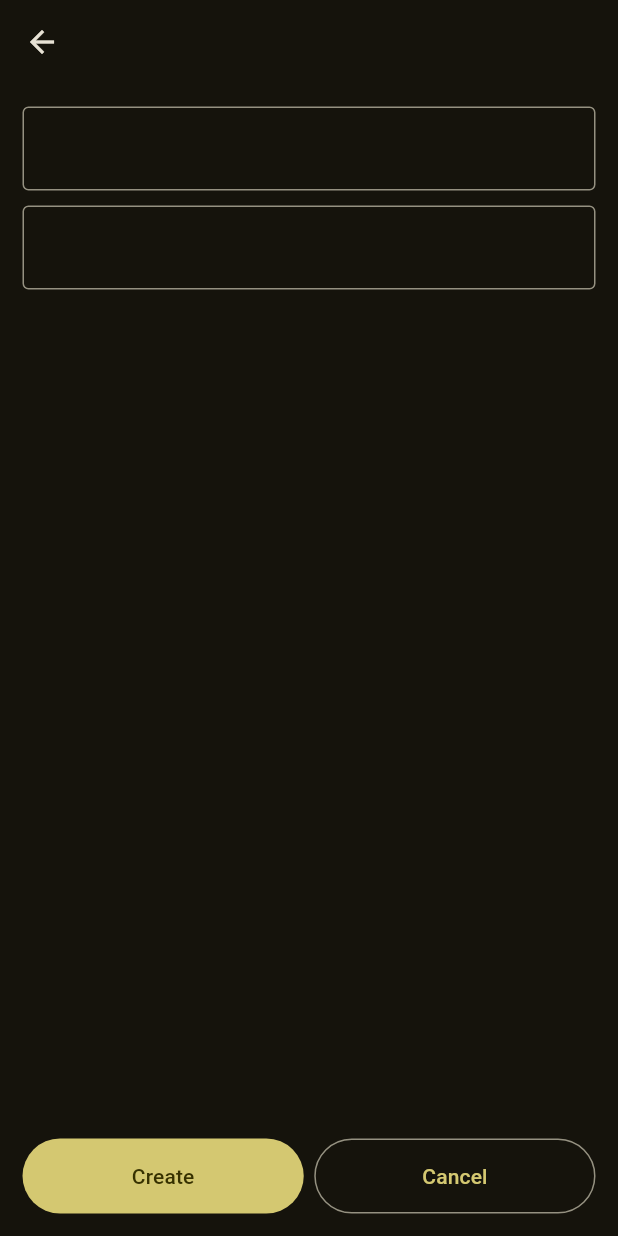
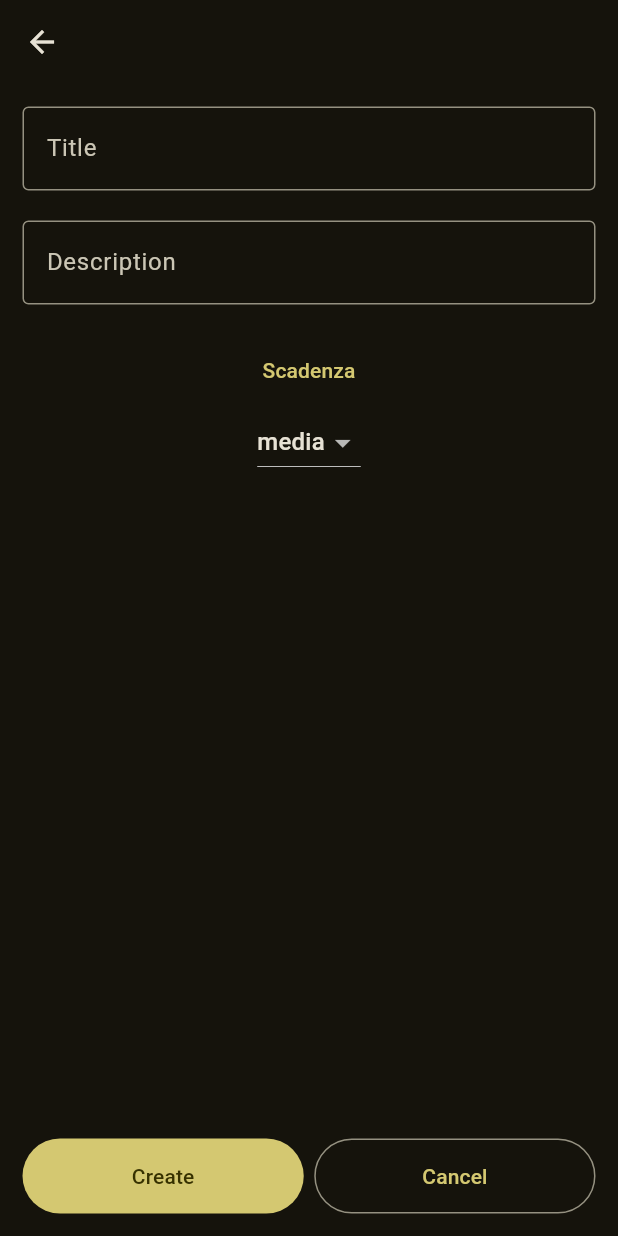
Before and after one commit to Asciugano/todo_app_flutter, a Flutter app: the screen it shows after launch, after a tap on the "add" icon, on a phone screen of 412 x 824 dp. Run offline on Flutter 3.47's test engine with Material 3 defaults, Android fonts, the light colour scheme and no system bars.

Commit message:
migliorata la creation page e implementate le funzioni per la creazione degli elementi nel notifier TodoList

```diff
--- a/lib/data/classes/todo_item.dart
+++ b/lib/data/classes/todo_item.dart
@@ -5,13 +5,13 @@ class TodoItem {
   final String desctiption;
   final DateTime creationTime;
   final DateTime? scadenza;
-  final PriorityLevel? priorityLevel;
+  final PriorityLevel priorityLevel;
 
   const TodoItem({
     required this.title,
     required this.desctiption,
     required this.creationTime,
+    required this.priorityLevel,
     this.scadenza,
-    this.priorityLevel,
   });
 }
--- a/lib/data/notifiers.dart
+++ b/lib/data/notifiers.dart
@@ -1,3 +1,5 @@
 import 'package:flutter/material.dart';
+import 'package:todo_app_flutter/data/classes/todo_item.dart';
 
 ValueNotifier<int> currentPageNotifier = ValueNotifier(0);
+ValueNotifier<List<TodoItem>> todoListNotifier = ValueNotifier([]);
--- a/lib/views/pages/creation_page.dart
+++ b/lib/views/pages/creation_page.dart
@@ -1,7 +1,22 @@
 import 'package:flutter/material.dart';
+import 'package:todo_app_flutter/data/classes/priority_level.dart';
+import 'package:todo_app_flutter/data/classes/todo_item.dart';
+import 'package:todo_app_flutter/data/notifiers.dart';
 
-class CreationPage extends StatelessWidget {
+class CreationPage extends StatefulWidget {
   const CreationPage({super.key});
+
+  @override
+  State<CreationPage> createState() => _CreationPageState();
+}
+
+class _CreationPageState extends State<CreationPage> {
+
+  TextEditingController titleController = TextEditingController();
+  TextEditingController descriptionController = TextEditingController();
+  DateTime? scadenza;
+  PriorityLevel? selectedPriority;
+  String? menuItem = 'P2';
 
   @override
   Widget build(BuildContext context) {
@@ -13,18 +28,65 @@ class CreationPage extends StatelessWidget {
           child: Column(
             children: [
               TextField(
-                decoration: InputDecoration(border: OutlineInputBorder()),
+                controller: titleController,
+                decoration: InputDecoration(
+                  border: OutlineInputBorder(),
+                  hintText: 'Title',
+                ),
               ),
-              SizedBox(height: 10),
+              SizedBox(height: 20),
               TextField(
-                decoration: InputDecoration(border: OutlineInputBorder()),
+                controller: descriptionController,
+                decoration: InputDecoration(
+                  border: OutlineInputBorder(),
+                  hintText: 'Description',
+                ),
+              ),
+              SizedBox(height: 20),
+              TextButton(
+                onPressed: () async {
+                  scadenza = await showDatePicker(
+                    context: context,
+                    firstDate: DateTime.now(),
+                    lastDate: DateTime(2100),
+                    initialDate: DateTime.now(),
+                  );
+                },
+                child: Text('Scadenza'),
+              ),
+              DropdownButton(
+                value: menuItem,
+                items: [
+                  DropdownMenuItem(
+                    value: 'P1',
+                    child: Text(PriorityLevel.low.label),
+                  ),
+                  DropdownMenuItem(
+                    value: 'P2',
+                    child: Text(PriorityLevel.medium.label),
+                  ),
+                  DropdownMenuItem(
+                    value: 'P3',
+                    child: Text(PriorityLevel.high.label),
+                  ),
+                ],
+                onChanged: (value) {
+                  setState(() {
+                    menuItem = value;
+                  });
+                },
               ),
               Expanded(child: Container()),
               Row(
                 children: [
                   Expanded(
                     child: FilledButton(
-                      onPressed: () => Navigator.pop(context),
+                      onPressed: () {
+                        if(canCreateItem()) {
+                          createItem();
+                          Navigator.pop(context);
+                        }
+                      },
                       style: FilledButton.styleFrom(
                         minimumSize: Size(double.infinity, 50),
                       ),
@@ -49,4 +111,40 @@ class CreationPage extends StatelessWidget {
       ),
     );
   }
+
+  bool canCreateItem() {
+    if(titleController.text == '' || descriptionController.text == '') {
+      showDialog(
+        context: context,
+        builder:
+            (context) => AlertDialog(
+              title: Text('Errore'),
+              content: Text('Devi inserire tutti i campi'),
+              actions: [
+                TextButton(
+                  style: TextButton.styleFrom(
+                    minimumSize: Size(double.infinity, 20),
+                  ),
+                  onPressed: () => Navigator.pop(context),
+                  child: Text('Cancel'),
+                ),
+              ],
+            ),
+      );
+      return false;
+    }
+    return true;
+  }
+
+  void createItem() {
+    TodoItem newTodo = TodoItem(
+      title: titleController.text,
+      desctiption: descriptionController.text,
+      creationTime: DateTime.now(),
+      priorityLevel: selectedPriority ?? PriorityLevel.medium,
+    );
+
+    todoListNotifier.value.add(newTodo);
+  }
+
 }
--- a/lib/views/widget_tree.dart
+++ b/lib/views/widget_tree.dart
@@ -13,7 +13,9 @@ class WidgetTree extends StatelessWidget {
   @override
   Widget build(BuildContext context) {
     return Scaffold(
-      appBar: AppBar(title: Text('Todo App'), actions: [
+      appBar: AppBar(
+        title: Text('Todo App'),
+        actions: [
           IconButton(
             onPressed:
                 () => Navigator.push(
@@ -21,12 +23,24 @@ class WidgetTree extends StatelessWidget {
                   MaterialPageRoute(builder: (context) => CreationPage()),
                 ),
             icon: Icon(Icons.add),
-          )
-      ],),
+          ),
+        ],
+      ),
       bottomNavigationBar: Navbar(),
-      body: ValueListenableBuilder(valueListenable: currentPageNotifier, builder:(context, currentPage, child) {
-        return pages[currentPageNotifier.value];
-      },),
+      body: ValueListenableBuilder(
+        valueListenable: currentPageNotifier,
+        builder: (context, currentPage, child) {
+          return pages[currentPageNotifier.value];
+        },
+      ),
+      floatingActionButton: FloatingActionButton(
+        child: Icon(Icons.add),
+        onPressed:
+            () => Navigator.push(
+              context,
+              MaterialPageRoute(builder: (context) => CreationPage()),
+            ),
+      ),
     );
   }
 }
```
